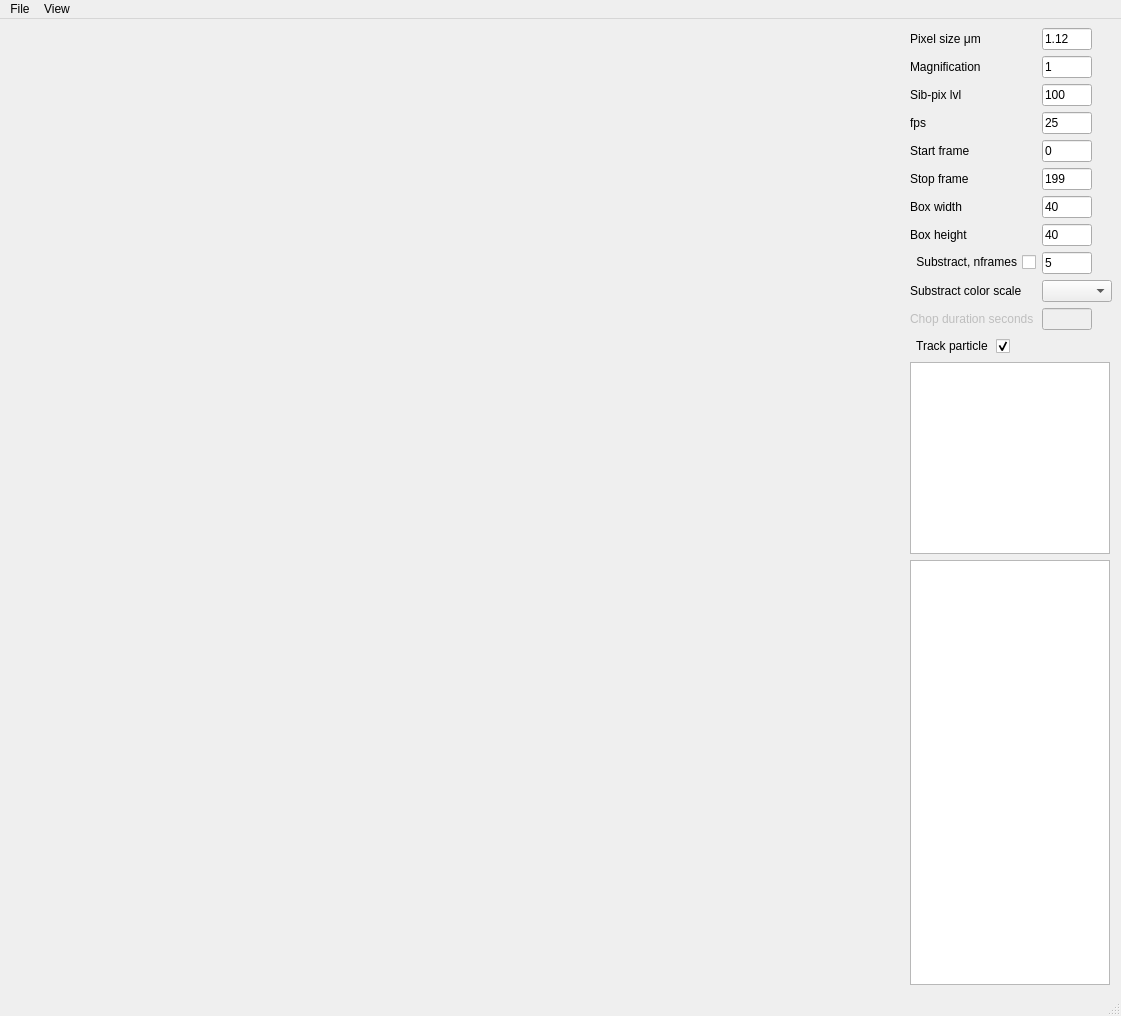
The window that mainMenu.ui (iMhack/NanoMotion) describes before a commit, drawn with Qt 5.
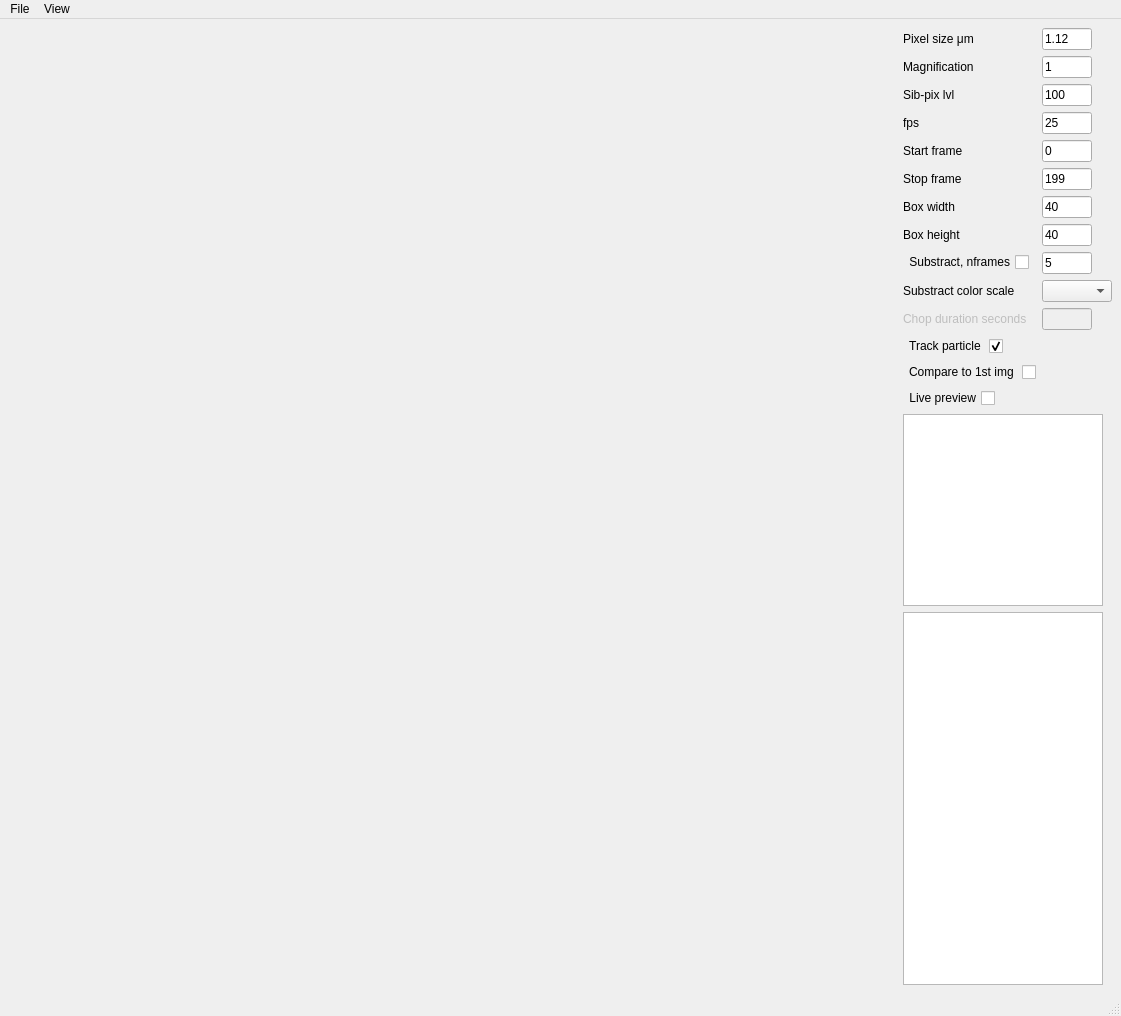
The same window after the commit.

Commit message:
Added an option to compare the actual box with the previous one or the 1st of the selected set. Added a checkbox to see the liveshow or not.
Actually, you can't track the particle with the box AND compare it with the last frame.

```diff
--- a/mainMenu.ui
+++ b/mainMenu.ui
@@ -494,6 +494,26 @@
           </property>
          </widget>
         </item>
+        <item row="13" column="0">
+         <widget class="QCheckBox" name="checkBox_compare_first">
+          <property name="layoutDirection">
+           <enum>Qt::RightToLeft</enum>
+          </property>
+          <property name="text">
+           <string>Compare to 1st img </string>
+          </property>
+         </widget>
+        </item>
+        <item row="14" column="0">
+         <widget class="QCheckBox" name="checkBox_live_preview">
+          <property name="layoutDirection">
+           <enum>Qt::RightToLeft</enum>
+          </property>
+          <property name="text">
+           <string>Live preview</string>
+          </property>
+         </widget>
+        </item>
        </layout>
       </item>
       <item>
```
The commit also changes 5 other files.
